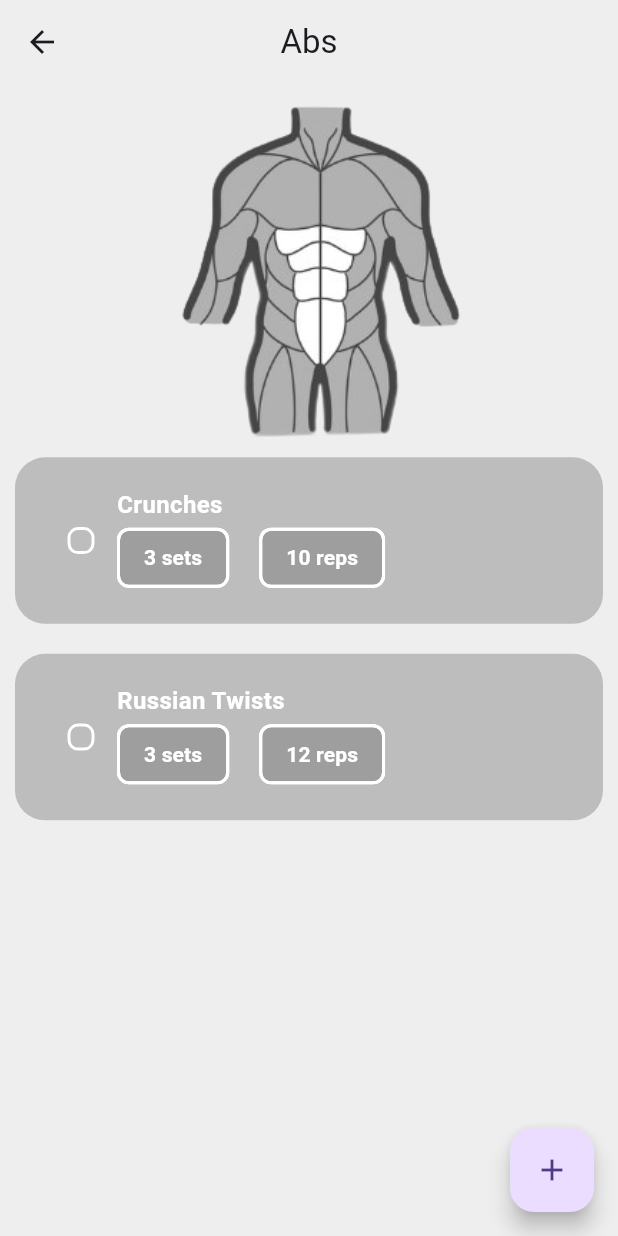
After one commit to Muckesh/flex_it, a Flutter app: the screen it shows after launch, after a tap on "Abs", on a phone screen of 412 x 824 dp. The commit adds this screen. Run offline on Flutter 3.47's test engine with Material 3 defaults, Android fonts, the phone set to English and light mode, and no system bars; our stand-ins replace flutter_heatmap_calendar.

Commit message:
Workout Page

```diff
--- /dev/null
+++ b/lib/components/exercise_tile.dart
@@ -0,0 +1,106 @@
+import 'package:flutter/material.dart';
+
+class ExerciseTile extends StatelessWidget {
+  final String exerciseName;
+  final String sets;
+  final String reps;
+  final bool isCompleted;
+  final void Function(bool?)? onCheckboxChanged;
+
+  const ExerciseTile({
+    super.key,
+    required this.exerciseName,
+    required this.sets,
+    required this.reps,
+    required this.isCompleted,
+    required this.onCheckboxChanged,
+  });
+
+  @override
+  Widget build(BuildContext context) {
+    return Container(
+      margin: const EdgeInsets.only(
+        top: 10,
+        bottom: 10,
+      ),
+      decoration: BoxDecoration(
+        borderRadius: BorderRadius.circular(20),
+        color: isCompleted ? Colors.greenAccent.shade400 : Colors.grey.shade400,
+      ),
+      padding: const EdgeInsets.all(20),
+      child: Row(
+        children: [
+          Checkbox(
+            shape: RoundedRectangleBorder(
+              borderRadius: BorderRadius.circular(7.0),
+            ),
+            side: MaterialStateBorderSide.resolveWith(
+              (states) => const BorderSide(width: 2.0, color: Colors.white),
+            ),
+            fillColor: isCompleted
+                ? MaterialStateColor.resolveWith((states) => Colors.greenAccent)
+                : MaterialStateColor.resolveWith(
+                    (states) => Colors.grey.shade400,
+                  ),
+            value: isCompleted,
+            onChanged: onCheckboxChanged,
+          ),
+          Column(
+            crossAxisAlignment: CrossAxisAlignment.start,
+            children: [
+              Text(
+                exerciseName,
+                style: const TextStyle(
+                  fontSize: 16,
+                  fontWeight: FontWeight.bold,
+                  color: Colors.white,
+                ),
+              ),
+              Row(
+                children: [
+                  Chip(
+                    side: const BorderSide(
+                      width: 2.0,
+                      style: BorderStyle.solid,
+                      color: Colors.white,
+                    ),
+                    backgroundColor:
+                        isCompleted ? Colors.greenAccent.shade400 : Colors.grey,
+                    label: Text(
+                      "$sets sets",
+                      style: const TextStyle(
+                        // fontSize: 16,
+                        fontWeight: FontWeight.bold,
+                        color: Colors.white,
+                      ),
+                    ),
+                  ),
+                  const SizedBox(
+                    width: 20,
+                  ),
+                  Chip(
+                    side: const BorderSide(
+                      width: 2.0,
+                      style: BorderStyle.solid,
+                      color: Colors.white,
+                    ),
+                    backgroundColor:
+                        isCompleted ? Colors.greenAccent.shade400 : Colors.grey,
+                    label: Text(
+                      "$reps reps",
+                      style: const TextStyle(
+                        // fontSize: 16,
+                        fontWeight: FontWeight.bold,
+                        color: Colors.white,
+                      ),
+                    ),
+                  ),
+                ],
+              )
+            ],
+          ),
+        ],
+      ),
+    );
+  }
+}
--- a/lib/components/workout_card.dart
+++ b/lib/components/workout_card.dart
@@ -18,6 +18,7 @@ class WorkoutCard extends StatelessWidget {
       padding: const EdgeInsets.only(bottom: 16.0),
       child: Card(
         // color: const Color(0xff242526),
+        color: Colors.white,
         child: Padding(
           padding: const EdgeInsets.only(
               top: 8.0, left: 8.0, right: 8.0, bottom: 12.0),
--- a/lib/pages/home_page.dart
+++ b/lib/pages/home_page.dart
@@ -1,6 +1,7 @@
 import 'package:flex_it/components/custom_heat_map.dart';
 import 'package:flex_it/components/workout_card.dart';
 import 'package:flex_it/data/workout_data.dart';
+import 'package:flex_it/pages/workout_page.dart';
 import 'package:flutter/material.dart';
 import 'package:flutter_heatmap_calendar/flutter_heatmap_calendar.dart';
 import 'package:provider/provider.dart';
@@ -13,22 +14,40 @@ class HomePage extends StatefulWidget {
 }
 
 class _HomePageState extends State<HomePage> {
+  // got to workout page
+  void goToWorkoutPage(String workoutName) {
+    Navigator.push(
+      context,
+      MaterialPageRoute(
+        builder: (context) => WorkoutPage(
+          workoutName: workoutName,
+        ),
+      ),
+    );
+  }
+
   @override
   Widget build(BuildContext context) {
     return Consumer<WorkoutData>(
       builder: (context, value, child) => Scaffold(
+        backgroundColor: Colors.grey.shade200,
         appBar: AppBar(
+          scrolledUnderElevation: 0.0,
           title: const Text("F L E X I T"),
           centerTitle: true,
+          backgroundColor: Colors.transparent,
         ),
         body: Padding(
           padding: const EdgeInsets.symmetric(vertical: 8.0, horizontal: 15.0),
           child: ListView.builder(
             itemCount: value.getWorkoutList().length,
-            itemBuilder: (context, index) => WorkoutCard(
-              img: value.getWorkoutList()[index].img,
-              noOfExercises: value.getWorkoutList()[index].exercises.length,
-              workout: value.getWorkoutList()[index].name,
+            itemBuilder: (context, index) => InkWell(
+              onTap: () => goToWorkoutPage(value.getWorkoutList()[index].name),
+              child: WorkoutCard(
+                img: value.getWorkoutList()[index].img,
+                noOfExercises: value.getWorkoutList()[index].exercises.length,
+                workout: value.getWorkoutList()[index].name,
+              ),
             ),
           ),
         ),
--- /dev/null
+++ b/lib/pages/workout_page.dart
@@ -0,0 +1,261 @@
+import 'package:flex_it/components/exercise_tile.dart';
+import 'package:flex_it/data/workout_data.dart';
+import 'package:flutter/material.dart';
+import 'package:provider/provider.dart';
+
+class WorkoutPage extends StatefulWidget {
+  final String workoutName;
+  const WorkoutPage({super.key, required this.workoutName});
+
+  @override
+  State<WorkoutPage> createState() => _WorkoutPageState();
+}
+
+class _WorkoutPageState extends State<WorkoutPage> {
+  //  exercise name controller
+  final exerciseNameController = TextEditingController();
+
+  //  exercise reps controller
+  final repsController = TextEditingController();
+
+  //  exercise sets controller
+  final setsController = TextEditingController();
+// checkbox
+
+  void onCheckboxTapped(bool? iscompleted, WorkoutData value, int index) {
+    setState(() {
+      value
+          .getRelevantWorkout(widget.workoutName)
+          .exercises[index]
+          .isCompleted = iscompleted!;
+    });
+  }
+
+  // on checkbox changed
+  void onCheckboxChanged(String workoutName, String exerciseName) {
+    Provider.of<WorkoutData>(context, listen: false)
+        .checkOffExercise(workoutName, exerciseName);
+  }
+
+  // delete
+
+  // create new exercise
+
+  void createNewExercise() {
+    showDialog(
+      context: context,
+      builder: (context) => AlertDialog(
+        title: const Text("Add Exercise"),
+        content: Column(
+          mainAxisSize: MainAxisSize.min,
+          children: [
+            // exercise name
+            TextField(
+              controller: exerciseNameController,
+              decoration: const InputDecoration(
+                border: OutlineInputBorder(),
+                hintText: "Exercise",
+                // hintStyle: TextStyle(
+                //   color: Colors.white54,
+                // ),
+              ),
+            ),
+            const SizedBox(
+              height: 20,
+            ),
+            // number of sets
+            TextField(
+              controller: setsController,
+              decoration: const InputDecoration(
+                border: OutlineInputBorder(),
+                hintText: "Sets",
+              ),
+            ),
+            const SizedBox(
+              height: 20,
+            ),
+            // number of reps
+            TextField(
+              controller: repsController,
+              decoration: const InputDecoration(
+                border: OutlineInputBorder(),
+                hintText: "Reps",
+                // hintStyle: TextStyle(
+                //   color: Colors.white54,
+                // ),
+              ),
+            ),
+          ],
+        ),
+        actions: [
+          // save
+          MaterialButton(
+            onPressed: cancel,
+            child: const Text("Cancel"),
+          ),
+
+          // cancel
+
+          MaterialButton(
+            onPressed: save,
+            child: const Text("Save"),
+          ),
+        ],
+      ),
+    );
+  }
+
+  void save() {
+    String newExercise = exerciseNameController.text;
+    String noOfReps = repsController.text;
+    String noOfSets = setsController.text;
+    if (newExercise.isNotEmpty && noOfSets.isNotEmpty && noOfReps.isNotEmpty) {
+      Provider.of<WorkoutData>(context, listen: false)
+          .addExercise(widget.workoutName, newExercise, noOfSets, noOfReps);
+    }
+
+    // pop dialog
+    Navigator.pop(context);
+
+    // clear controller
+    clear();
+  }
+
+  // Cancel()
+  void cancel() {
+    // pop dialog
+    Navigator.pop(context);
+
+    // clear controller
+    clear();
+  }
+
+  void clear() {
+    exerciseNameController.clear();
+    setsController.clear();
+    repsController.clear();
+  }
+
+  @override
+  Widget build(BuildContext context) {
+    return Consumer<WorkoutData>(
+      builder: (context, value, child) => Scaffold(
+        backgroundColor: Colors.grey.shade200,
+        appBar: AppBar(
+          scrolledUnderElevation: 0.0,
+          title: Text(widget.workoutName),
+          centerTitle: true,
+          backgroundColor: Colors.grey.shade200,
+        ),
+        floatingActionButton: FloatingActionButton(
+          onPressed: createNewExercise,
+          child: const Icon(Icons.add),
+        ),
+        body: Padding(
+          padding: const EdgeInsets.all(10.0),
+          child: ListView(
+            physics: const BouncingScrollPhysics(
+                parent: AlwaysScrollableScrollPhysics()),
+            children: [
+              // Cover imae of the workout
+              Image.asset(value.getRelevantWorkout(widget.workoutName).img),
+
+              // Exercise Table
+              value.numberOfExercisesInWorkout(widget.workoutName) == 0
+                  ? Center(
+                      child: Padding(
+                        padding: const EdgeInsets.all(50.0),
+                        child: Text(
+                          " + Add Exercises ",
+                          style: TextStyle(
+                            color: Colors.grey.shade700,
+                            fontSize: 20,
+                          ),
+                        ),
+                      ),
+                    )
+                  : Column(
+                      children: [
+                        // Header Row
+                        // Data Rows
+                        Column(
+                          children: List.generate(
+                            value
+                                .numberOfExercisesInWorkout(widget.workoutName),
+                            (index) => GestureDetector(
+                              onLongPress: () {
+                                showDialog(
+                                  context: context,
+                                  builder: (context) => AlertDialog(
+                                    title: const Text("Delete Exercise"),
+                                    content: const Text("Are you sure ?"),
+                                    actions: [
+                                      MaterialButton(
+                                        onPressed: () {
+                                          Navigator.pop(context);
+                                        },
+                                        child: const Text("Cancel"),
+                                      ),
+                                      MaterialButton(
+                                        onPressed: () {
+                                          Provider.of<WorkoutData>(context,
+                                                  listen: false)
+                                              .deleteExercise(
+                                                  widget.workoutName,
+                                                  value
+                                                      .getRelevantWorkout(
+                                                          widget.workoutName)
+                                                      .exercises[index]
+                                                      .name);
+                                          Navigator.pop(context);
+                                        },
+                                        child: const Text("Delete"),
+                                      ),
+                                    ],
+                                  ),
+                                );
+                              },
+                              onTap: () => onCheckboxChanged(
+                                widget.workoutName,
+                                value
+                                    .getRelevantWorkout(widget.workoutName)
+                                    .exercises[index]
+                                    .name,
+                              ),
+                              child: ExerciseTile(
+                                exerciseName: value
+                                    .getRelevantWorkout(widget.workoutName)
+                                    .exercises[index]
+                                    .name,
+                                sets: value
+                                    .getRelevantWorkout(widget.workoutName)
+                                    .exercises[index]
+                                    .sets,
+                                reps: value
+                                    .getRelevantWorkout(widget.workoutName)
+                                    .exercises[index]
+                                    .reps,
+                                isCompleted: value
+                                    .getRelevantWorkout(widget.workoutName)
+                                    .exercises[index]
+                                    .isCompleted,
+                                onCheckboxChanged: (val) => onCheckboxChanged(
+                                  widget.workoutName,
+                                  value
+                                      .getRelevantWorkout(widget.workoutName)
+                                      .exercises[index]
+                                      .name,
+                                ),
+                              ),
+                            ),
+                          ),
+                        ),
+                      ],
+                    ),
+            ],
+          ),
+        ),
+      ),
+    );
+  }
+}
```
Also changed, not shown: lib/data/workout_data.dart (+9 -0 lines).
